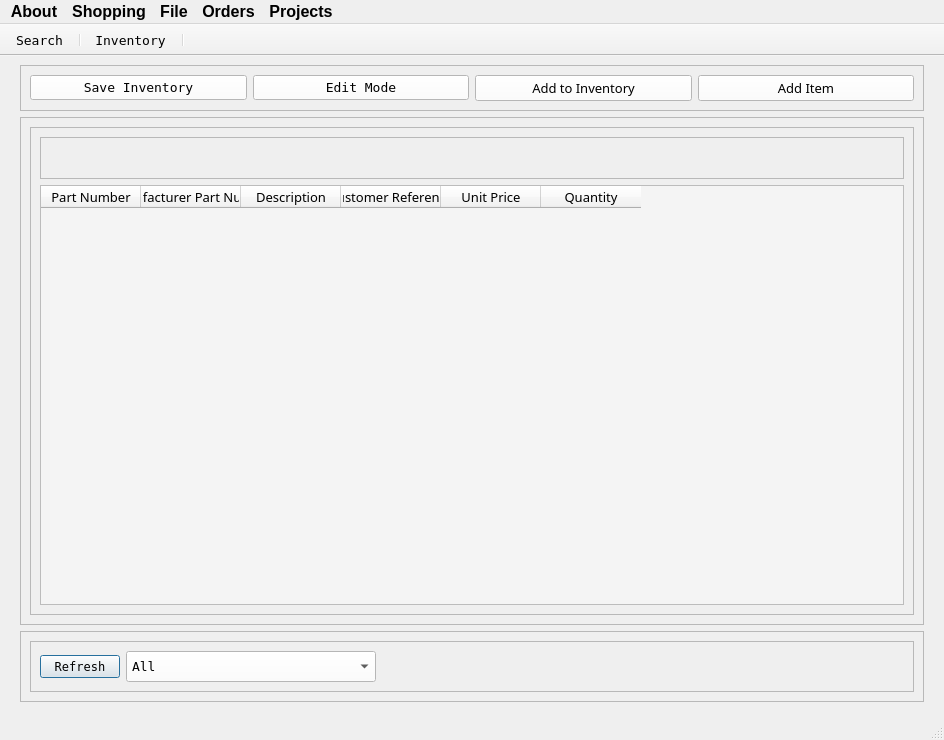
Above: Program_Files/UI_Files/gui_app.ui from Thomas1B/Electronics-Inventory-Program before the change. Below: the same form after it.
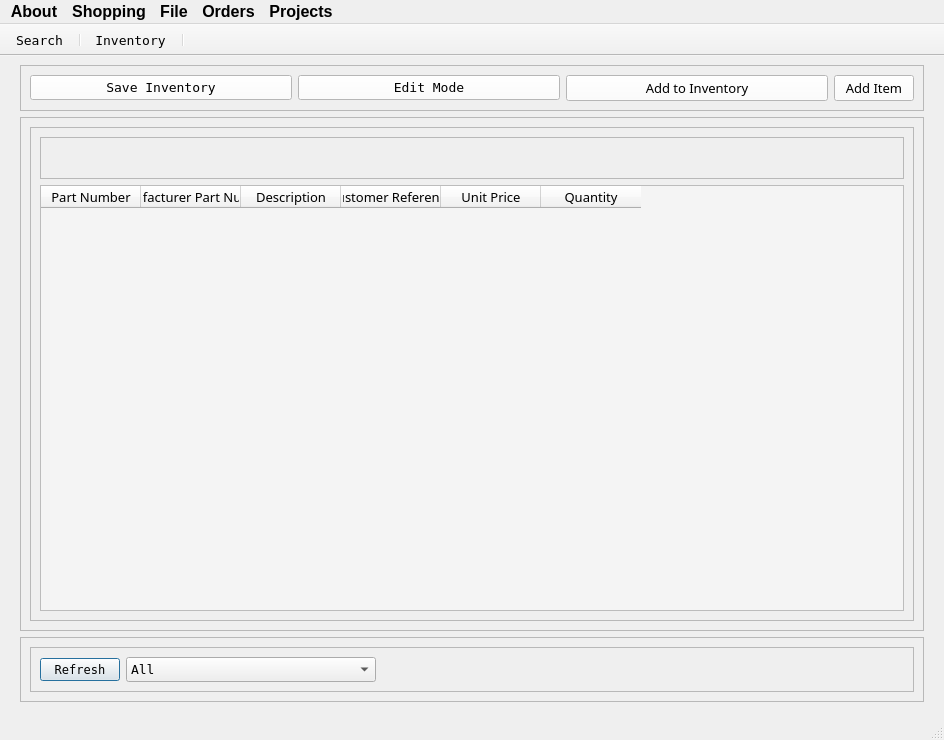
That is the form after the change. Icons and pictures are not drawn.

What changed in the file:
```diff
--- a/Program_Files/UI_Files/gui_app.ui
+++ b/Program_Files/UI_Files/gui_app.ui
@@ -93,6 +93,12 @@
        </item>
        <item row="0" column="3">
         <widget class="QPushButton" name="btn_add_item_manually">
+         <property name="sizePolicy">
+          <sizepolicy hsizetype="Fixed" vsizetype="Fixed">
+           <horstretch>0</horstretch>
+           <verstretch>0</verstretch>
+          </sizepolicy>
+         </property>
          <property name="cursor">
           <cursorShape>PointingHandCursor</cursorShape>
          </property>
@@ -436,15 +442,7 @@
              <bool>false</bool>
             </property>
             <property name="styleSheet">
-             <string notr="true">QComboBox {
-	background-color: white;
-	padding: 5px;
-}
-
-QAbstractItemView {
-	background-color: white;
-}
-</string>
+             <string notr="true"/>
             </property>
             <property name="maxVisibleItems">
              <number>20</number>
```
